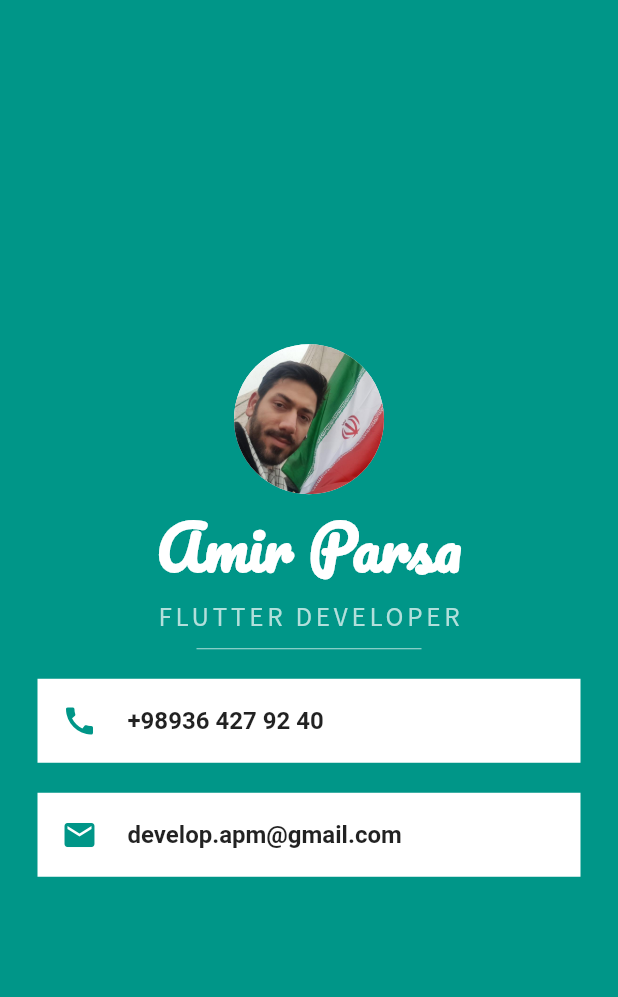
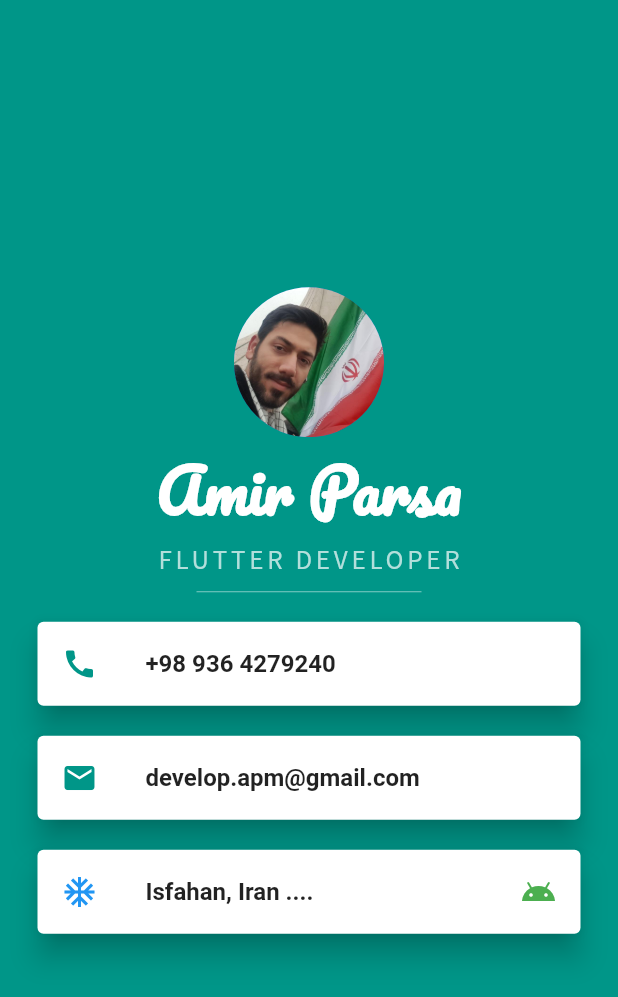
Before and after one commit to apm-dev/fc_mi_card, a Flutter app: the screen it shows after launch, on a phone screen of 412 x 824 dp. Shown: the top 997 px of the screen. Run offline on Flutter 3.47's test engine with Material 2 defaults, Android fonts, the phone set to English and light mode, and no system bars.

Commit message:
Refactor with Card and ListTile

```diff
--- a/lib/main.dart
+++ b/lib/main.dart
@@ -17,7 +17,6 @@ class MyApp extends StatelessWidget {
             children: [
               CircleAvatar(
                 radius: 50,
-                backgroundColor: Colors.white,
                 backgroundImage: AssetImage('images/parsa.jpeg'),
               ),
               Text(
@@ -42,55 +41,69 @@ class MyApp extends StatelessWidget {
                 height: 20,
                 width: 150,
                 child: Divider(
-                  color: Colors.teal.shade100,
+                  color: Colors.teal.shade200,
                 ),
               ),
-              Container(
+              Card(
+                elevation: 8,
                 color: Colors.white,
                 margin: EdgeInsets.symmetric(
                   horizontal: 25,
                   vertical: 10,
                 ),
-                padding: EdgeInsets.all(16),
-                child: Row(
-                  children: [
-                    Icon(
+                child: ListTile(
+                  title: Text(
+                    '+98 936 4279240',
+                    style: TextStyle(
+                      fontWeight: FontWeight.bold,
+                    ),
+                  ),
+                  leading: Icon(
                     Icons.call,
                     color: Colors.teal,
                   ),
-                    SizedBox(width: 20),
-                    Text(
-                      '+98936 427 92 40',
-                      style: TextStyle(
-                        fontSize: 16,
-                        fontWeight: FontWeight.bold,
-                      ),
-                    )
-                  ],
                 ),
               ),
-              Container(
-                color: Colors.white,
+              Card(
+                elevation: 8,
                 margin: EdgeInsets.symmetric(
                   horizontal: 25,
                   vertical: 10,
                 ),
-                padding: EdgeInsets.all(16),
-                child: Row(
-                  children: [
-                    Icon(
+                child: ListTile(
+                  title: Text(
+                    'develop.apm@gmail.com',
+                    style: TextStyle(
+                      fontWeight: FontWeight.bold,
+                    ),
+                  ),
+                  leading: Icon(
                     Icons.email,
                     color: Colors.teal,
                   ),
-                    SizedBox(width: 20),
-                    Text(
-                      'develop.apm@gmail.com',
+                ),
+              ),
+              Card(
+                margin: EdgeInsets.symmetric(
+                  horizontal: 25,
+                  vertical: 10,
+                ),
+                elevation: 8,
+                child: ListTile(
+                  title: Text(
+                    'Isfahan, Iran ....',
                     style: TextStyle(
-                        fontSize: 16,
                       fontWeight: FontWeight.bold,
                     ),
-                    )
-                  ],
+                  ),
+                  leading: Icon(
+                    Icons.ac_unit,
+                    color: Colors.blue,
+                  ),
+                  trailing: Icon(
+                    Icons.android,
+                    color: Colors.green,
+                  ),
                 ),
               ),
             ],
```
Lines whose indentation alone changed are shown as unchanged.
